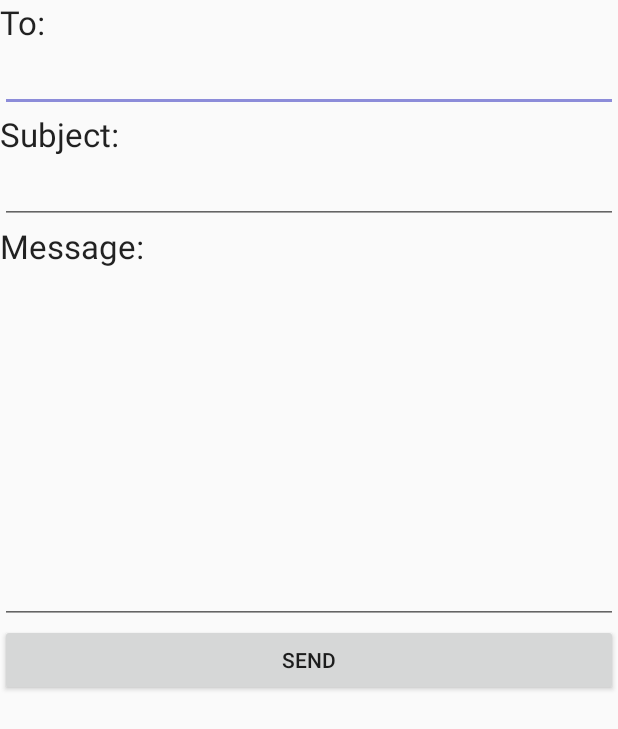
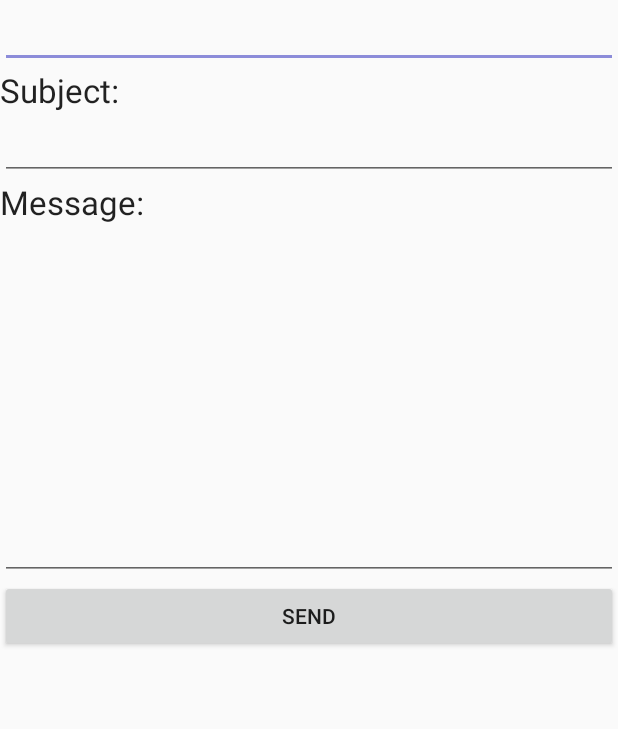
Before and after one commit to mrashment/CurbSide, an Android app: the Emaildev screen opened directly, with no data from a screen before it, on a phone screen of 412 x 824 dp. Shown: the top 729 px of the screen. Run offline under Robolectric (Android 15) with nearby library versions, the phone set to English and light mode, and no system bars.

```diff
--- a/app/src/main/res/layout/activity_emaildev.xml
+++ b/app/src/main/res/layout/activity_emaildev.xml
@@ -7,11 +7,6 @@
     android:orientation="vertical"
     tools:context=".Emaildev">
 
-    <TextView
-        android:layout_width="match_parent"
-        android:layout_height="wrap_content"
-        android:text="To:"
-        android:textAppearance="@style/TextAppearance.AppCompat.Large" />
 
     <EditText
         android:id="@+id/edit_text_to"
```
